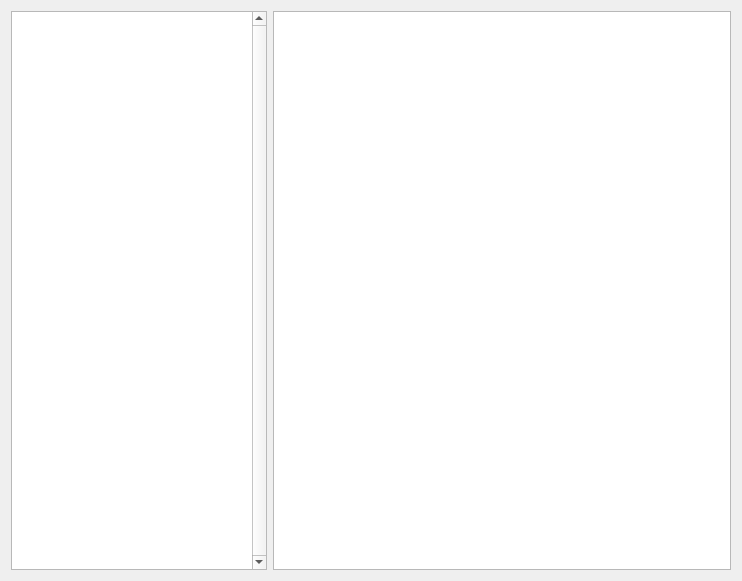
akukhta/BigBrother, file BigBrother/src/GUI/packetviewer.ui: the form before one commit.
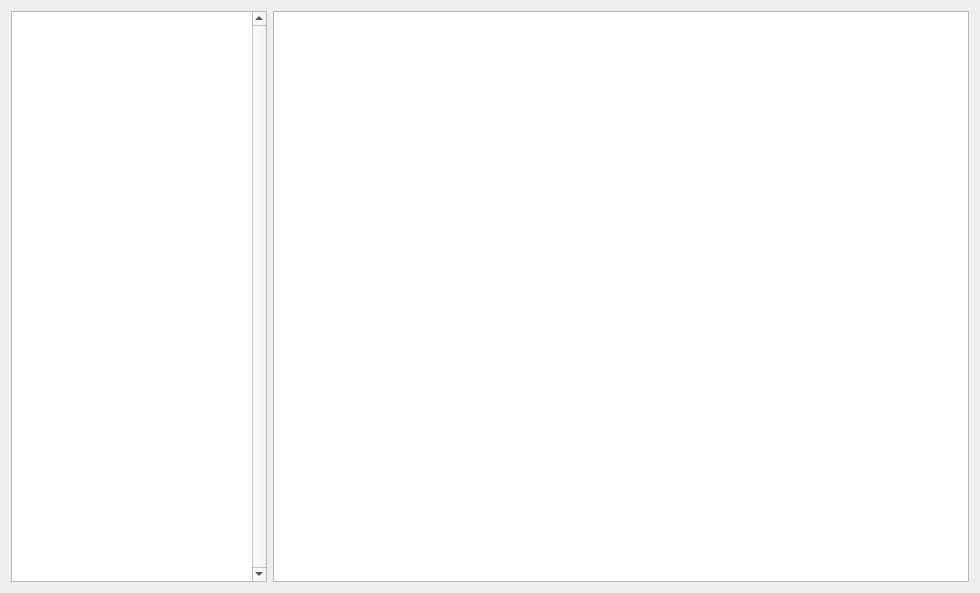
The form after the commit.

What changed in the file:
```diff
--- a/BigBrother/src/GUI/packetviewer.ui
+++ b/BigBrother/src/GUI/packetviewer.ui
@@ -6,8 +6,8 @@
    <rect>
     <x>0</x>
     <y>0</y>
-    <width>742</width>
-    <height>581</height>
+    <width>980</width>
+    <height>593</height>
    </rect>
   </property>
   <property name="windowTitle">
```
